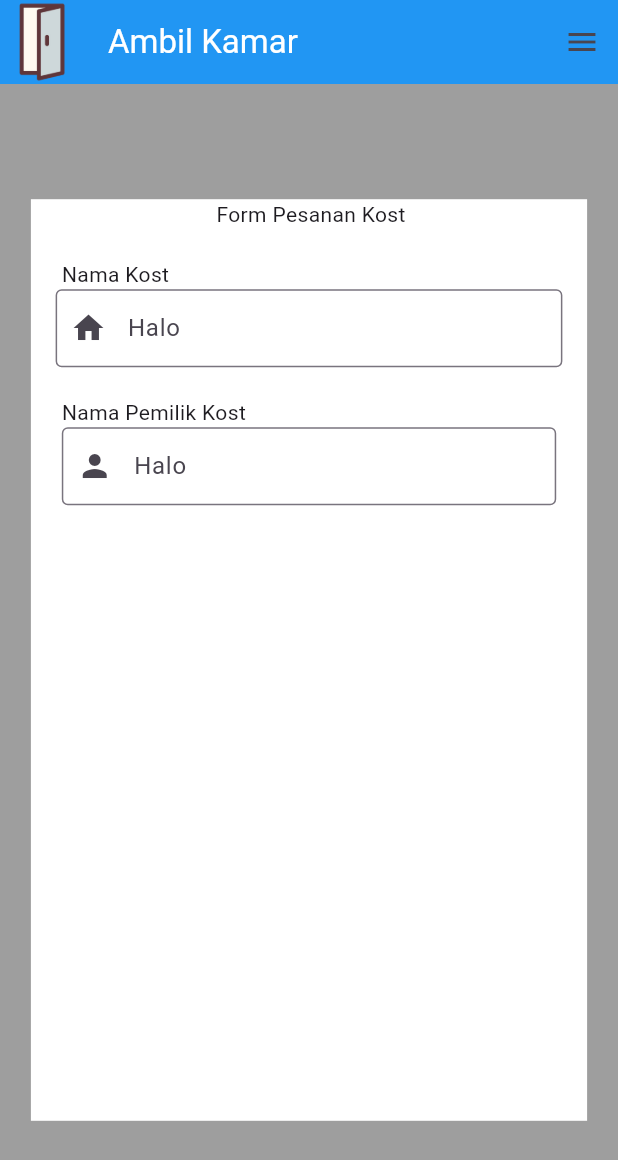
After one commit to HANNN-YOLO/cari-kost, a Flutter app: the pesankamar screen opened by its route, on a phone screen of 412 x 824 dp. The commit adds this screen. Shown: the top 1160 px of the screen. Run offline on Flutter 3.47's test engine with Material 3 defaults, Android fonts, the light colour scheme and no system bars; our stand-ins replace faker, font_awesome_flutter; missing offline and left inert: dart:ffi.

Commit message:
buat form tapi masih dalam tahap buat

```diff
--- a/lib/main.dart
+++ b/lib/main.dart
@@ -1,3 +1,4 @@
+import 'package:cari_kost/screen/Dashboard/Pelanggang/Dashboard-PesanKamar.dart';
 import 'package:cari_kost/screen/Dashboard/Pelanggang/dashboard-detailkost.dart';
 import 'package:flutter/material.dart';
 import './landingpage.dart';
@@ -7,6 +8,7 @@ import 'package:cari_kost/screen/Dashboard/Pelanggang/dashboardPenyewa.dart';
 import 'package:cari_kost/screen/Dashboard/Pelanggang/dashboard-detailkost.dart';
 import 'package:provider/provider.dart';
 import 'package:cari_kost/provider/datakost.dart';
+import 'package:cari_kost/screen/Dashboard/Pelanggang/Dashboard-PesanKamar.dart';
 
 void main() {
   runApp(kost());
@@ -27,8 +29,8 @@ class kost extends StatelessWidget {
             login.nameroute: (context) => login(),
             register.nameroute: (context) => register(),
             dashboardpenyewa.nameroute: (context) => dashboardpenyewa(),
-            // dashboard_detailkost.nameroute: (context) => dashboard_detailkost(),
             dashboard_detailkost.nameroute: (context) => dashboard_detailkost(),
+            pesankamar.nameroute : (context) => pesankamar(),
           },
         theme: ThemeData(
           visualDensity: VisualDensity.comfortable,
--- /dev/null
+++ b/lib/screen/Dashboard/Pelanggang/Dashboard-PesanKamar.dart
@@ -0,0 +1,150 @@
+import 'package:cari_kost/landingpage.dart';
+import 'package:flutter/material.dart';
+
+class pesankamar extends StatelessWidget{
+  static const nameroute = 'pesan-kamar';
+  @override
+  Widget build(BuildContext context) {
+    final bodywidth = MediaQuery.of(context).size.width;
+    final bodyheight = MediaQuery.of(context).size.height;
+    final batas = MediaQuery.of(context).padding.top;
+
+    final AppBar judul = AppBar(
+        backgroundColor: Colors.blue,
+        title: Text(
+          "Ambil Kamar",
+          style: TextStyle(
+            color: Colors.white
+          ),
+        ),
+        actions: [
+          Container(
+            child: Builder(
+              builder: (context) => IconButton(
+                onPressed: (){
+                  Scaffold.of(context).openDrawer();
+                },
+                icon: Icon(Icons.menu)
+                )
+              ),
+          )
+        ],
+        leading: Container(
+          width: 50,
+          height: 50,
+          decoration: BoxDecoration(
+            shape: BoxShape.rectangle,
+            image: DecorationImage(
+              image: AssetImage("images/door.png"),
+              fit: BoxFit.cover,
+              alignment: Alignment.center,
+              )
+          ),
+        ),
+      );
+
+      final lastbody = bodyheight - batas - judul.preferredSize.height;
+    return Scaffold(
+      appBar: judul,
+      drawer: Drawer(
+        width: bodywidth * 0.55,
+        child: Column(
+          children: [
+            Container(
+              padding: EdgeInsets.only(top: batas),
+              height: judul.preferredSize.height * 1.45,
+              color: Colors.blue,
+              child: ListTile(
+                leading: Container(
+                  width: 50,
+                  height: 50,
+                  decoration: BoxDecoration(
+                    shape: BoxShape.rectangle,
+                    image: DecorationImage(
+                      image: AssetImage("images/door.png"),
+                      fit: BoxFit.cover,
+                      alignment: Alignment.center,
+                      )
+                  ),
+                ),
+                title: Text(
+                  "Ambil Kamar",
+                  style: TextStyle(
+                    color: Colors.white
+                  ),
+                ),
+              ),
+            ),
+            SizedBox(height: 20,),
+            Container(
+              padding: EdgeInsets.only(left: bodywidth * 0.04),
+              child: ListTile(
+                onTap: (){
+                  Navigator.of(context).pushReplacementNamed(landingpage.nameroute);
+                },
+                leading: Icon(Icons.home),
+                title: Text("Home"),
+              ),
+            )
+          ],
+        ),
+      ),
+      body: Container(
+        color: Colors.grey,
+        child: Center(
+          child: Container(
+            height: lastbody * 0.8,
+            width: bodywidth * 0.9,
+            color: Colors.white,
+            child: Column(
+              crossAxisAlignment: CrossAxisAlignment.start,
+              children: [
+                Container(
+                  padding: EdgeInsets.only(
+                    top: batas * 0.5,
+                    left: bodywidth * 0.3,
+                    ),
+                  child: Text("Form Pesanan Kost"),
+                ),
+                SizedBox(height: 20,),
+                Container(
+                  padding: EdgeInsets.only(left: bodywidth * 0.05),
+                  child: Text("Nama Kost"),
+                ),
+                Container(
+                  padding: EdgeInsets.symmetric(horizontal: bodywidth * 0.04),
+                  child: TextField(
+                    decoration: InputDecoration(
+                      hintText: "Halo",
+                      prefixIcon: Icon(Icons.home),
+                      border: OutlineInputBorder(),
+                    ),
+                  ),
+                ),
+                SizedBox(height: 20,),
+                Container(
+                  padding: EdgeInsets.only(left: bodywidth * 0.05),
+                  child: Text("Nama Pemilik Kost"),
+                ),
+                Container(
+                  padding: EdgeInsets.symmetric(horizontal: bodywidth * 0.05),
+                  child: TextField(
+                    decoration: InputDecoration(
+                      border: OutlineInputBorder(),
+                      hintText: "Halo",
+                      prefixIcon: Icon(Icons.person),
+                    ),
+                  ),
+                ),
+                SizedBox(height: 20,),
+                Container(
+
+                )
+              ],
+            ),
+          ),
+        ),
+      ),
+    );
+  }
+}
--- a/lib/screen/Dashboard/Pelanggang/dashboard-detailkost.dart
+++ b/lib/screen/Dashboard/Pelanggang/dashboard-detailkost.dart
@@ -1,6 +1,7 @@
 import 'dart:ffi';
 
 import 'package:cari_kost/landingpage.dart';
+import 'package:cari_kost/screen/Dashboard/Pelanggang/Dashboard-PesanKamar.dart';
 import 'package:flutter/material.dart';
 import 'package:cari_kost/screen/Dashboard/Pelanggang/dashboardPenyewa.dart';
 import 'package:cari_kost/provider/datakost.dart';
@@ -191,7 +192,9 @@ class dashboard_detailkost extends StatelessWidget {
                           borderRadius: BorderRadius.circular(20)
                         )
                       ),
-                      onPressed: (){},
+                      onPressed: (){
+                        Navigator.of(context).pushNamed(pesankamar.nameroute);
+                      },
                       child: Text(
                         "Ambil Kamar",
                         style: TextStyle(
```
